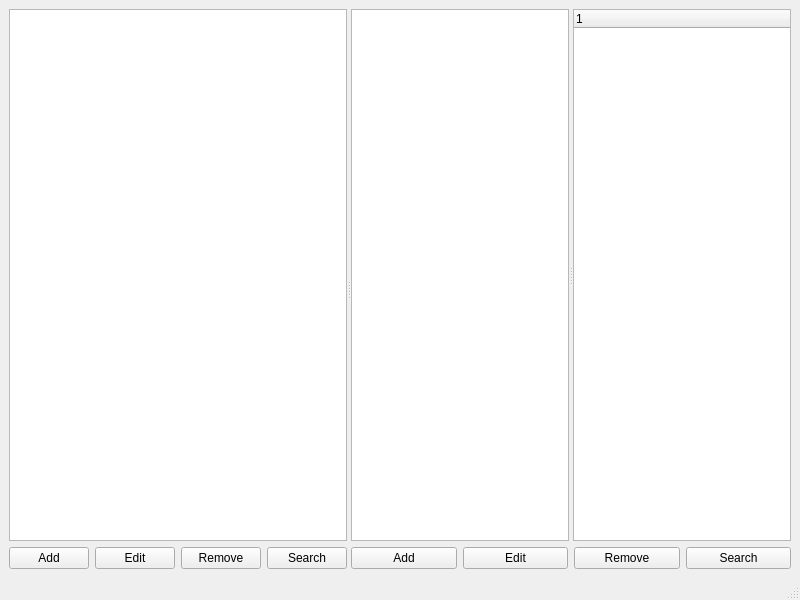
molchanovsv/kursovaya2, file mainwindow.ui: the form before one commit.
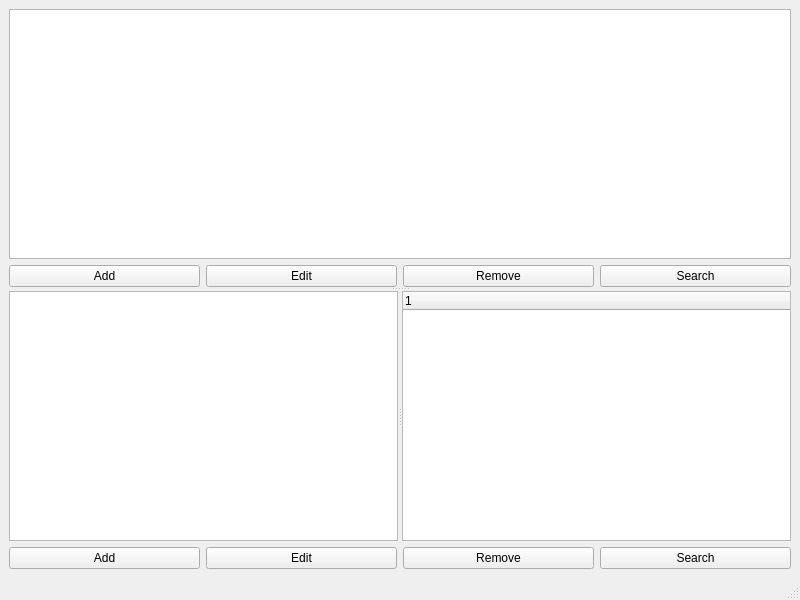
The form after the commit.

Commit message: Arrange students above concerts vertically

```diff
--- a/mainwindow.ui
+++ b/mainwindow.ui
@@ -15,7 +15,7 @@
     <item>
      <widget class="QSplitter" name="mainSplitter">
       <property name="orientation">
-       <enum>Qt::Horizontal</enum>
+       <enum>Qt::Vertical</enum>
       </property>
       <widget class="QWidget" name="studentsPanel">
        <layout class="QVBoxLayout" name="verticalLayout">
```
Left out of the diff: 2 changed lines with no effect on the pictures.
